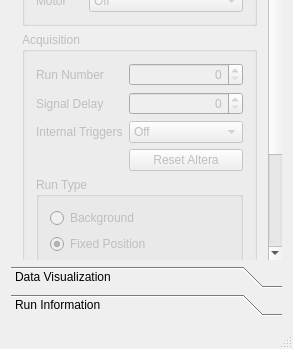
The window that mainwindow.ui (MichaelColonel/BeamComposition-Linux) describes before a commit, drawn with Qt 5; both pictures show x 0 to 293 and y 422 to 771 of the 293 by 771 pixel window.
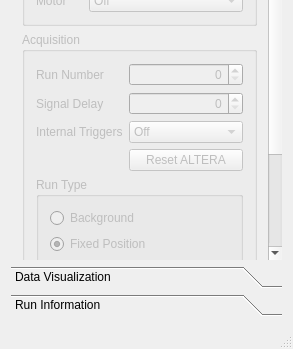
The same window after the commit. Icons and pictures are not drawn.

```diff
--- a/mainwindow.ui
+++ b/mainwindow.ui
@@ -60,9 +60,9 @@
        <property name="geometry">
         <rect>
          <x>0</x>
-         <y>0</y>
-         <width>262</width>
-         <height>760</height>
+         <y>-218</y>
+         <width>273</width>
+         <height>784</height>
         </rect>
        </property>
        <attribute name="label">
@@ -359,7 +359,7 @@
                 <string>Altera Reset</string>
                </property>
                <property name="text">
-                <string>Reset Altera</string>
+                <string>Reset ALTERA</string>
                </property>
               </widget>
              </item>
```
Left out of the diff: 6 changed lines with no effect on the pictures.
